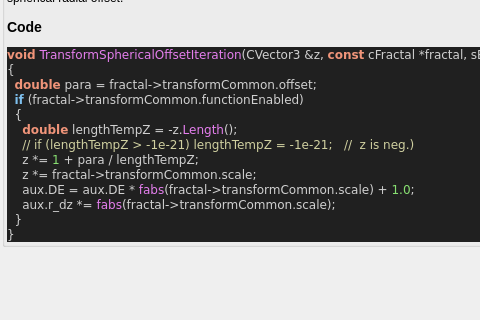
The window that mandelbulber2/qt_data/fractal_transf_spherical_offset.ui (buddhi1980/mandelbulber2) describes before a commit, drawn with Qt 5; both pictures show x 0 to 480 and y 88 to 408 of the 871 by 746 pixel window.
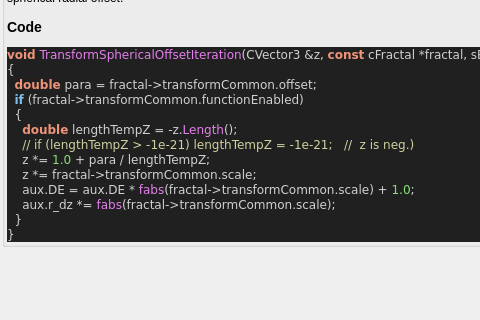
The same window after the commit. Custom widgets are drawn as their Qt base class.

```diff
--- a/mandelbulber2/qt_data/fractal_transf_spherical_offset.ui
+++ b/mandelbulber2/qt_data/fractal_transf_spherical_offset.ui
@@ -204,7 +204,7 @@
   &lt;span style=&quot;color:#d0d0d0&quot;&gt;{&lt;/span&gt;
     &lt;span style=&quot;color:#f09479; font-weight:bold&quot;&gt;double&lt;/span&gt; lengthTempZ &lt;span style=&quot;color:#d0d0d0&quot;&gt;= -&lt;/span&gt;z&lt;span style=&quot;color:#d0d0d0&quot;&gt;.&lt;/span&gt;&lt;span style=&quot;color:#e47eed&quot;&gt;Length&lt;/span&gt;&lt;span style=&quot;color:#d0d0d0&quot;&gt;();&lt;/span&gt;
     &lt;span style=&quot;color:#d0d0a0&quot;&gt;// if (lengthTempZ &amp;gt; -1e-21) lengthTempZ = -1e-21;   //  z is neg.)&lt;/span&gt;
-    z &lt;span style=&quot;color:#d0d0d0&quot;&gt;*=&lt;/span&gt; &lt;span style=&quot;color:#87df71&quot;&gt;1&lt;/span&gt; &lt;span style=&quot;color:#d0d0d0&quot;&gt;+&lt;/span&gt; para &lt;span style=&quot;color:#d0d0d0&quot;&gt;/&lt;/span&gt; lengthTempZ&lt;span style=&quot;color:#d0d0d0&quot;&gt;;&lt;/span&gt;
+    z &lt;span style=&quot;color:#d0d0d0&quot;&gt;*=&lt;/span&gt; &lt;span style=&quot;color:#87df71&quot;&gt;1.0&lt;/span&gt; &lt;span style=&quot;color:#d0d0d0&quot;&gt;+&lt;/span&gt; para &lt;span style=&quot;color:#d0d0d0&quot;&gt;/&lt;/span&gt; lengthTempZ&lt;span style=&quot;color:#d0d0d0&quot;&gt;;&lt;/span&gt;
     z &lt;span style=&quot;color:#d0d0d0&quot;&gt;*=&lt;/span&gt; fractal&lt;span style=&quot;color:#d0d0d0&quot;&gt;-&amp;gt;&lt;/span&gt;transformCommon&lt;span style=&quot;color:#d0d0d0&quot;&gt;.&lt;/span&gt;scale&lt;span style=&quot;color:#d0d0d0&quot;&gt;;&lt;/span&gt;
     aux&lt;span style=&quot;color:#d0d0d0&quot;&gt;.&lt;/span&gt;DE &lt;span style=&quot;color:#d0d0d0&quot;&gt;=&lt;/span&gt; aux&lt;span style=&quot;color:#d0d0d0&quot;&gt;.&lt;/span&gt;DE &lt;span style=&quot;color:#d0d0d0&quot;&gt;*&lt;/span&gt; &lt;span style=&quot;color:#e47eed&quot;&gt;fabs&lt;/span&gt;&lt;span style=&quot;color:#d0d0d0&quot;&gt;(&lt;/span&gt;fractal&lt;span style=&quot;color:#d0d0d0&quot;&gt;-&amp;gt;&lt;/span&gt;transformCommon&lt;span style=&quot;color:#d0d0d0&quot;&gt;.&lt;/span&gt;scale&lt;span style=&quot;color:#d0d0d0&quot;&gt;) +&lt;/span&gt; &lt;span style=&quot;color:#87df71&quot;&gt;1.0&lt;/span&gt;&lt;span style=&quot;color:#d0d0d0&quot;&gt;;&lt;/span&gt;
     aux&lt;span style=&quot;color:#d0d0d0&quot;&gt;.&lt;/span&gt;r_dz &lt;span style=&quot;color:#d0d0d0&quot;&gt;*=&lt;/span&gt; &lt;span style=&quot;color:#e47eed&quot;&gt;fabs&lt;/span&gt;&lt;span style=&quot;color:#d0d0d0&quot;&gt;(&lt;/span&gt;fractal&lt;span style=&quot;color:#d0d0d0&quot;&gt;-&amp;gt;&lt;/span&gt;transformCommon&lt;span style=&quot;color:#d0d0d0&quot;&gt;.&lt;/span&gt;scale&lt;span style=&quot;color:#d0d0d0&quot;&gt;);&lt;/span&gt;
```
